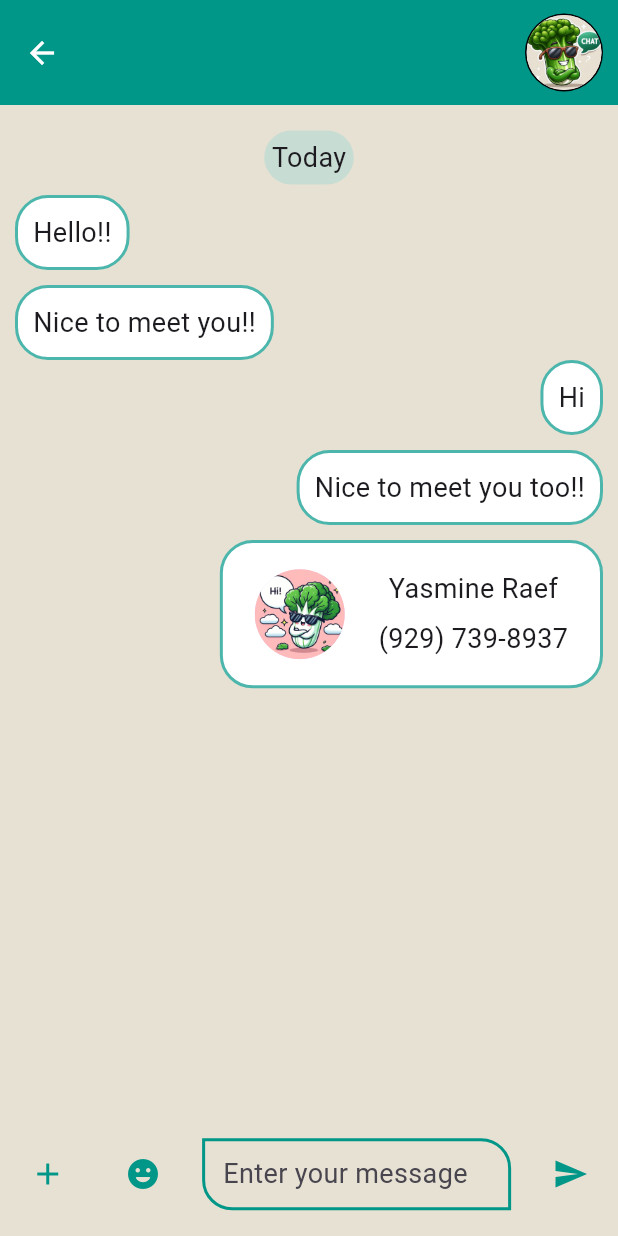
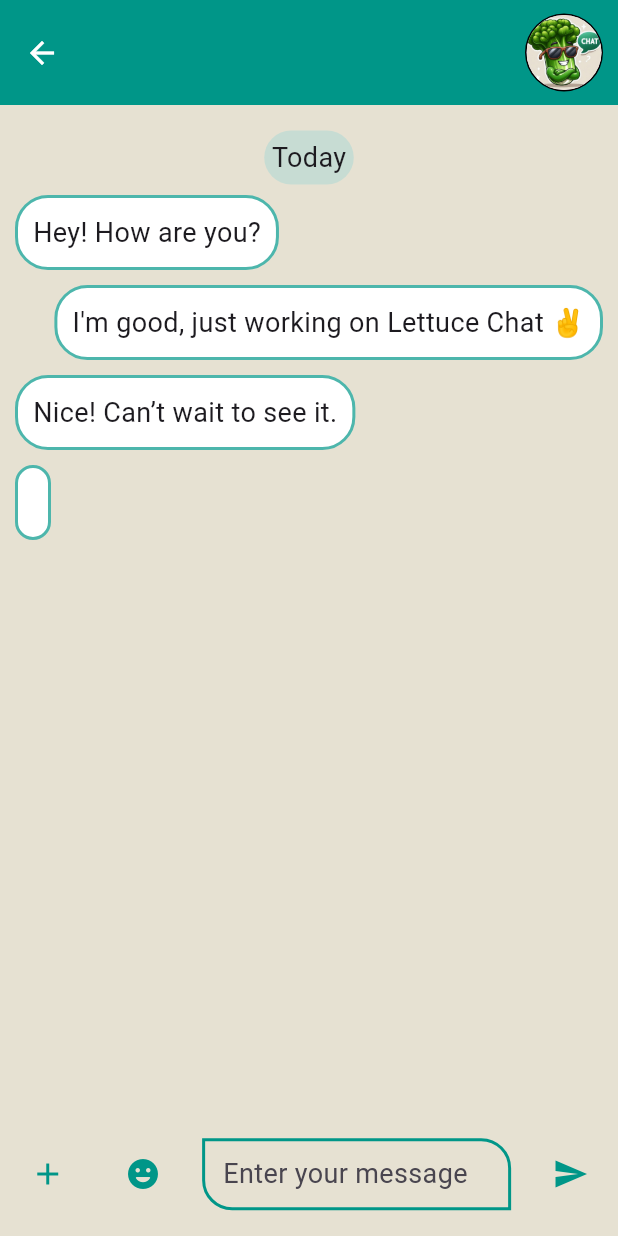
Before and after one commit to YasmineRaef/Chatting_App, a Flutter app: the Chatter widget shown alone on an empty page, opened directly with empty values, after a tap on an icon or button, on a phone screen of 412 x 824 dp. Run offline on Flutter 3.47's test engine with Material 3 defaults, Android fonts, the phone set to English and light mode, and no system bars; drawn by our look-alikes of chat_bubbles; our stand-ins replace emoji_picker_flutter, faker, flutter_contacts, gap, get, get_storage and 5 more; accounts and stored records are empty; network calls fail.

Commit message:
Refactor chat message handling and update ChattingScreen to include last message displayed

```diff
--- a/lib/data/chat_lists.dart
+++ b/lib/data/chat_lists.dart
@@ -1,3 +1,4 @@
+import 'package:chat_app/domain/models/mock_data.dart';
 import 'package:flutter/material.dart';
 import 'package:flutter_contacts/flutter_contacts.dart';
 import 'package:image_picker/image_picker.dart';
@@ -5,19 +6,13 @@ import 'package:permission_handler/permission_handler.dart';
 
 import '../presentation/widgets/chat_bubbles.dart';
 
-List msgSent = [
-  const ChatMessageBubble(message: "Hi"),
-  const ChatMessageBubble(message: "Nice to meet you too!!"),
-  ChatContactBubble(
-    imagePath: 'assets/images/profile_lettuce.jpg',
-    contactName: 'Yasmine Raef',
-    contactNumber: '(929) 739-8937',
-  )
+final List messages = [
+  MessageWrapper(bubble: ChatMessageBubble(message: "Hey! How are you?"), isMine: false),
+  MessageWrapper(bubble: ChatMessageBubble(message: "I'm good, just working on Lettuce Chat ✌️"), isMine: true),
+  MessageWrapper(bubble: ChatMessageBubble(message: "Nice! Can’t wait to see it."), isMine: false)
 ];
 
-List msgGot = [const ChatMessageBubble(message: "Hello!!"), const ChatMessageBubble(message: "Nice to meet you!!")];
-
-void addMessage(Widget value) => msgSent.add(value);
+void addMessage(Widget value) => messages.add(MessageWrapper(bubble: value, isMine: true));
 
 List<IconData> menuIcons = [Icons.camera_alt_outlined, Icons.photo, Icons.contacts];
 List<String> menuTitles = ["Camera", "Gallery", "Add Contact"];
--- a/lib/domain/models/mock_data.dart
+++ b/lib/domain/models/mock_data.dart
@@ -1,4 +1,5 @@
 import 'package:faker/faker.dart';
+import 'package:flutter/material.dart';
 
 class ChatData {
   final String url;
@@ -17,3 +18,15 @@ ChatData generatePerson() {
       message: faker.lorem.sentence(),
       timeStamp: "12:58 PM");
 }
+
+class TestingMessages {
+  final String content;
+  final bool isMine;
+  TestingMessages({required this.content, required this.isMine});
+}
+
+class MessageWrapper {
+  final Widget bubble;
+  final bool isMine;
+  MessageWrapper({required this.bubble, required this.isMine});
+}
--- a/lib/presentation/resources/app_routes.dart
+++ b/lib/presentation/resources/app_routes.dart
@@ -40,7 +40,7 @@ class GeneratedRoutes {
 
       GetPage(name: NamedRoutes.profileScreen, page: () => ProfileScreen()),
       GetPage(name: NamedRoutes.settingsScreen, page: () => const SettingsScreen()),
-      GetPage(name: NamedRoutes.chattingScreen, page: () => const ChattingScreen(imgProfileUrl: '', title: '')),
+      GetPage(name: NamedRoutes.chattingScreen, page: () => const ChattingScreen(imgProfileUrl: '', title: '', lastMessage: '')),
 
       GetPage(name: NamedRoutes.addNewContact, page: () => const AddNewContact())
     ];
--- a/lib/presentation/screens/chatting_screen.dart
+++ b/lib/presentation/screens/chatting_screen.dart
@@ -1,3 +1,4 @@
+import 'package:chat_app/domain/models/mock_data.dart';
 import 'package:chat_bubbles/chat_bubbles.dart';
 import 'package:emoji_picker_flutter/emoji_picker_flutter.dart';
 import 'package:flutter/material.dart';
@@ -12,10 +13,12 @@ import '../widgets/menu_button.dart';
 class ChattingScreen extends StatelessWidget {
   final String title;
   final String imgProfileUrl;
-  const ChattingScreen({super.key, required this.title, required this.imgProfileUrl});
+  final String lastMessage;
+  const ChattingScreen({super.key, required this.title, required this.imgProfileUrl, required this.lastMessage});
 
   @override
   Widget build(BuildContext context) {
+    messages.add(MessageWrapper(bubble: ChatMessageBubble(message: lastMessage), isMine: false));
     return CustomScreen(
         pageTitle: title, appBarIcon: Icons.arrow_back, directedPage: NamedRoutes.chatsScreen, contentBody: ChatBody(), image: imgProfileUrl);
   }
@@ -56,22 +59,12 @@ class _ChatBodyState extends State<ChatBody> {
               child: Column(
                 children: [
                   Align(child: DateChip(date: DateTime.now())),
-                  Align(
-                    alignment: AlignmentDirectional.centerStart,
-                    child: Column(
+                  Column(
                       spacing: 10,
-                      crossAxisAlignment: CrossAxisAlignment.start,
-                      children: List.generate(msgGot.length, (i) => msgGot[i]),
-                    ),
-                  ),
-                  Align(
-                    alignment: AlignmentDirectional.centerEnd,
-                    child: Column(
-                      spacing: 10,
-                      crossAxisAlignment: CrossAxisAlignment.end,
-                      children: List.generate(msgSent.length, (i) => msgSent[i]),
-                    ),
-                  ),
+                      children: List.generate(messages.length, (i) {
+                        final msg = messages[i];
+                        return Align(alignment: msg.isMine ? AlignmentDirectional.centerEnd : AlignmentDirectional.centerStart, child: msg.bubble);
+                      }))
                 ],
               ),
             ),
--- a/lib/presentation/widgets/chatter.dart
+++ b/lib/presentation/widgets/chatter.dart
@@ -13,7 +13,7 @@ class Chatter extends StatelessWidget {
   Widget build(BuildContext context) {
     return ListTile(
       contentPadding: EdgeInsets.symmetric(horizontal: 10),
-      onTap: () => Get.to(() => ChattingScreen(title: person.name, imgProfileUrl: person.url)),
+      onTap: () => Get.to(() => ChattingScreen(title: person.name, imgProfileUrl: person.url, lastMessage: person.message)),
       title: Text(person.name, style: TextStyle(fontSize: 18)),
       subtitle: Text(person.message, style: TextStyle(fontSize: 15)),
       shape: OutlineInputBorder(borderRadius: const BorderRadius.only(topRight: Radius.circular(20), bottomLeft: Radius.circular(20))),
```
